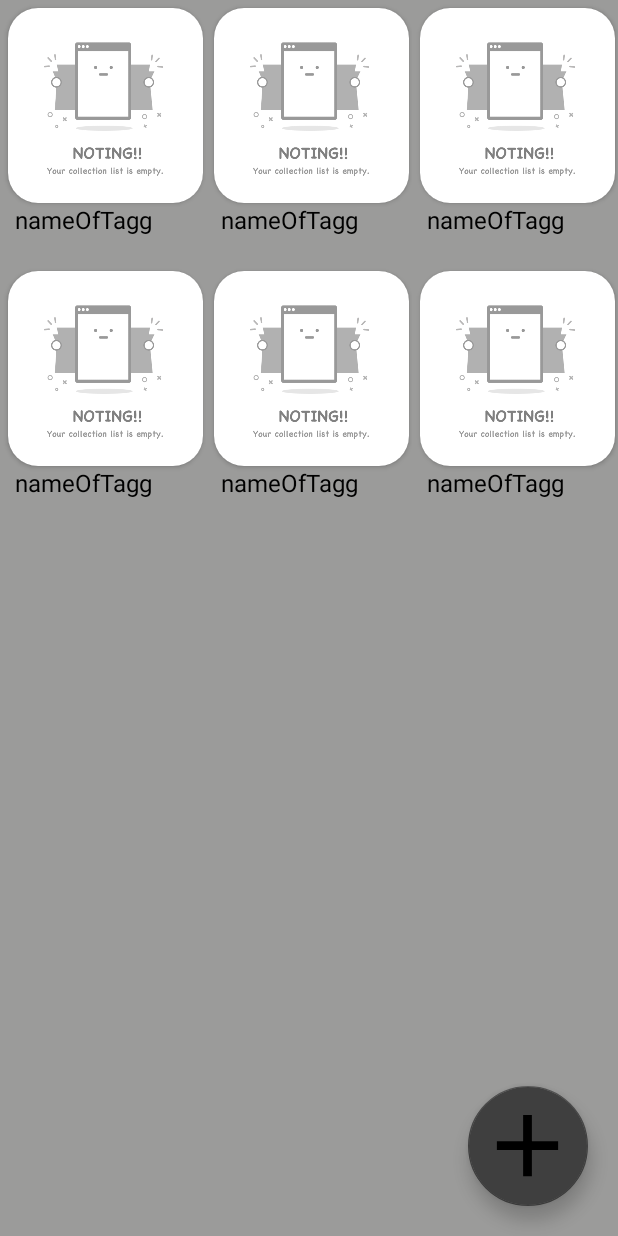
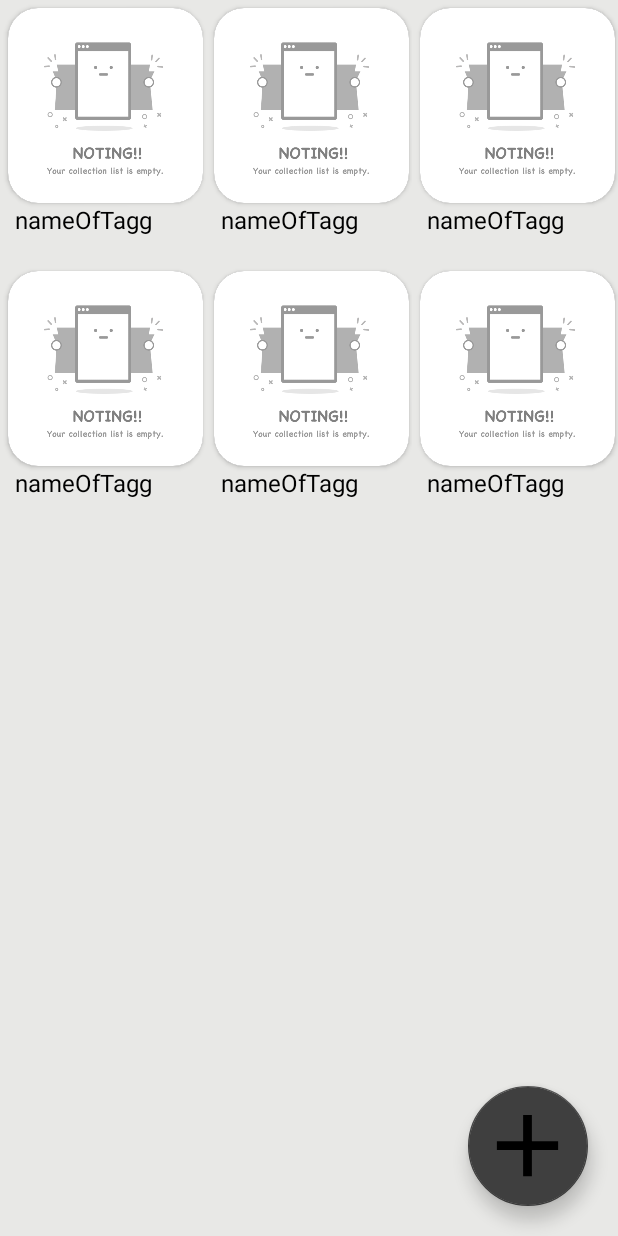
Before and after one commit to JosebiasNeto/InstaTaggBackup, an Android app: the layout activity_taggs.xml on its own in the app's theme, with its tools: preview values and no code run, on a phone screen of 412 x 824 dp. Run offline under Robolectric (Android 15) with nearby library versions, the phone set to English and light mode, and no system bars.

Commit message:
Change color gray light

```diff
--- a/app/src/main/res/values/colors.xml
+++ b/app/src/main/res/values/colors.xml
@@ -8,7 +8,7 @@
     <color name="black">#FF000000</color>
     <color name="white">#FFFFFFFF</color>
     <color name="gray">#3F3F3F</color>
-    <color name="gray_light">#9B9B9A</color>
+    <color name="gray_light">#E8E8E6</color>
     <color name="orange">#F2B41E</color>
     <color name="positiveButtonTextColor">#FFFFFF</color>
     <color name="negativeButtonTextColor">#FFFFFF</color>
```
